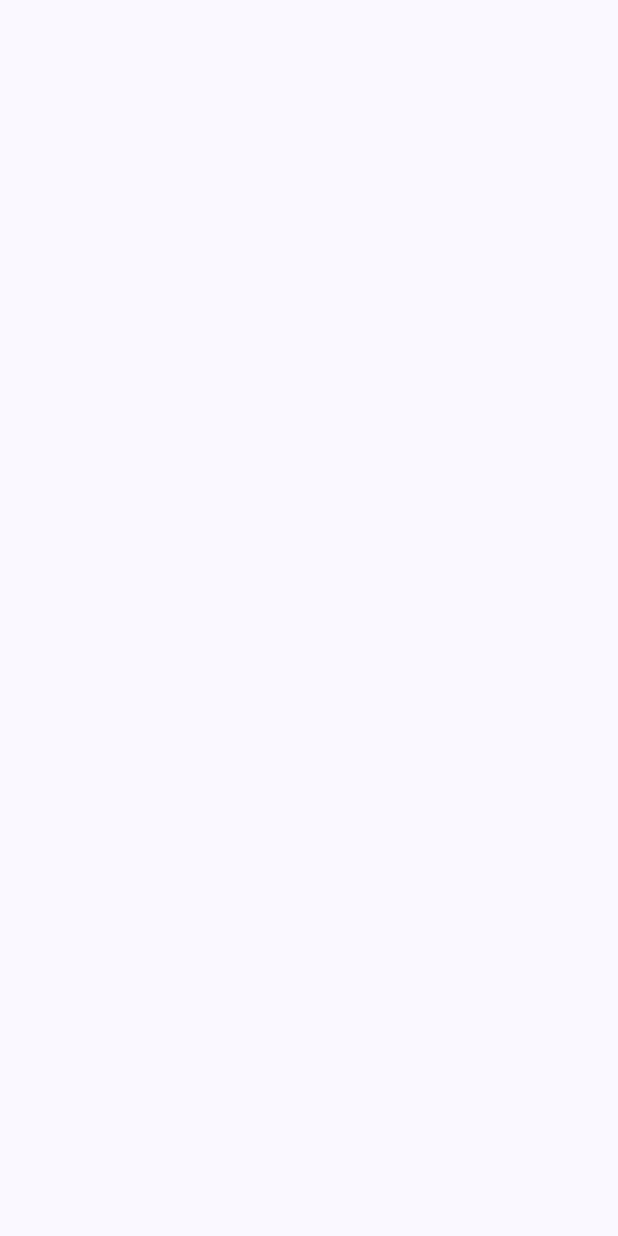
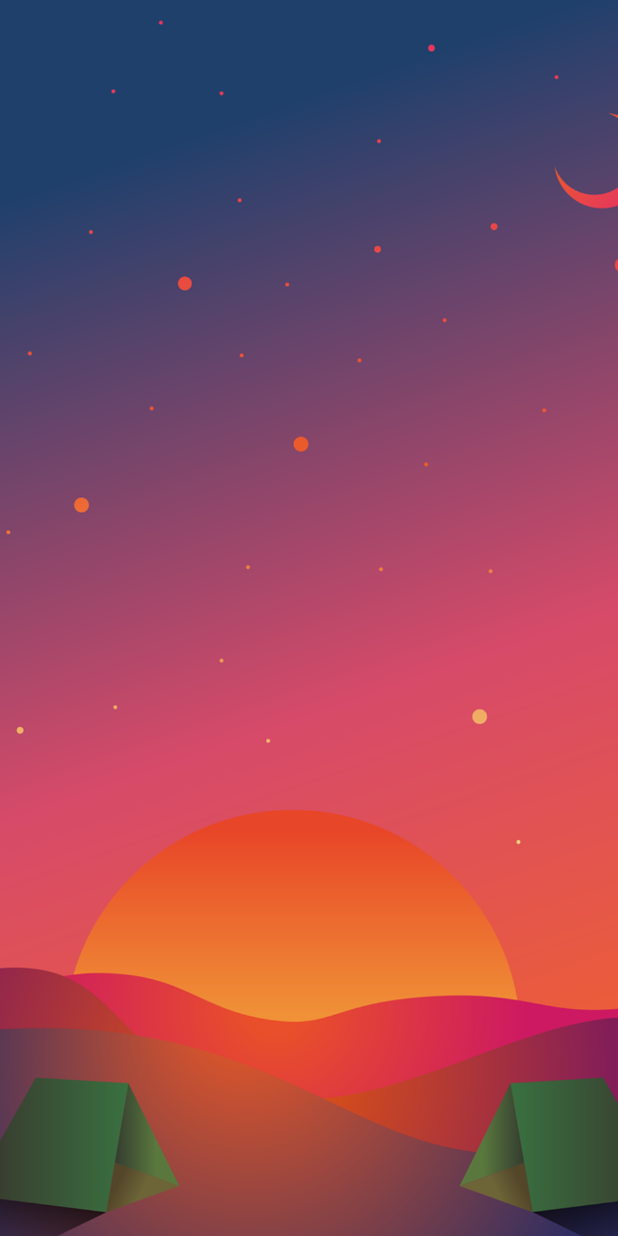
Before and after one commit to AfraimElkesEleia/Weather-App, an Android app built with Jetpack Compose: the screen it shows after launch (MainActivity), on a phone screen of 412 x 824 dp. Before the commit the screen is empty. Run offline under Robolectric (Android 15) with nearby library versions, the phone set to English and light mode, and no system bars.

Commit message:
Weather status png test

```diff
--- a/app/src/main/java/com/example/weatherapp/HomeScreen.kt
+++ b/app/src/main/java/com/example/weatherapp/HomeScreen.kt
@@ -1,4 +1,32 @@
 package com.example.weatherapp
 
-class HomeScreen {
+import androidx.compose.foundation.Image
+import androidx.compose.foundation.layout.Box
+import androidx.compose.foundation.layout.Column
+import androidx.compose.foundation.layout.fillMaxSize
+import androidx.compose.runtime.Composable
+import androidx.compose.ui.Modifier
+import androidx.compose.ui.layout.ContentScale
+import androidx.compose.ui.res.painterResource
+import androidx.compose.ui.tooling.preview.Preview
+
+@Composable
+fun HomeScreen(modifier: Modifier = Modifier) {
+    Box(modifier = Modifier.fillMaxSize()) {
+        Image(
+            painter = painterResource(R.drawable.weather_wallpaper),
+            contentDescription = null,
+            modifier = modifier.fillMaxSize(),
+            contentScale = ContentScale.Crop
+        )
+        Column {
+
+        }
+    }
 }
+
+@Preview(showSystemUi = true)
+@Composable
+fun testHomeScreen() {
+    HomeScreen()
+}
--- a/app/src/main/java/com/example/weatherapp/MainActivity.kt
+++ b/app/src/main/java/com/example/weatherapp/MainActivity.kt
@@ -20,7 +20,7 @@ class MainActivity : ComponentActivity() {
         setContent {
             WeatherAppTheme {
                 Scaffold(modifier = Modifier.fillMaxSize()) { innerPadding ->
-
+                    HomeScreen(modifier = Modifier.padding(innerPadding))
                 }
             }
         }
```
Also changed, not shown: 1 other file.
